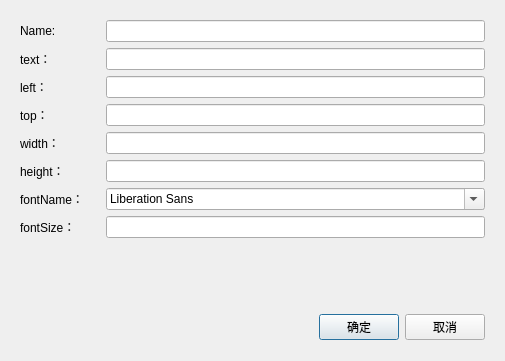
First picture: the form in printer/reportcellpropertydialog.ui, repository 519984307/api, before the edit.
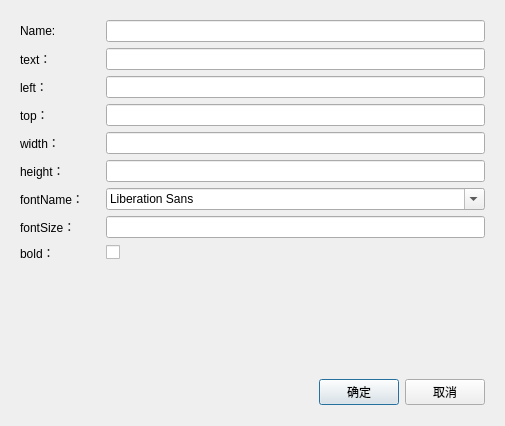
Second picture: the form after the edit.

```diff
--- a/printer/reportcellpropertydialog.ui
+++ b/printer/reportcellpropertydialog.ui
@@ -7,7 +7,7 @@
     <x>0</x>
     <y>0</y>
     <width>505</width>
-    <height>361</height>
+    <height>426</height>
    </rect>
   </property>
   <property name="windowTitle">
@@ -225,6 +225,36 @@
         </item>
        </layout>
       </item>
+      <item>
+       <layout class="QHBoxLayout" name="horizontalLayout_10">
+        <item>
+         <widget class="QLabel" name="label_9">
+          <property name="minimumSize">
+           <size>
+            <width>80</width>
+            <height>0</height>
+           </size>
+          </property>
+          <property name="maximumSize">
+           <size>
+            <width>80</width>
+            <height>16777215</height>
+           </size>
+          </property>
+          <property name="text">
+           <string>bold：</string>
+          </property>
+         </widget>
+        </item>
+        <item>
+         <widget class="QCheckBox" name="chkBold">
+          <property name="text">
+           <string/>
+          </property>
+         </widget>
+        </item>
+       </layout>
+      </item>
       <item>
        <spacer name="verticalSpacer">
         <property name="orientation">
```
